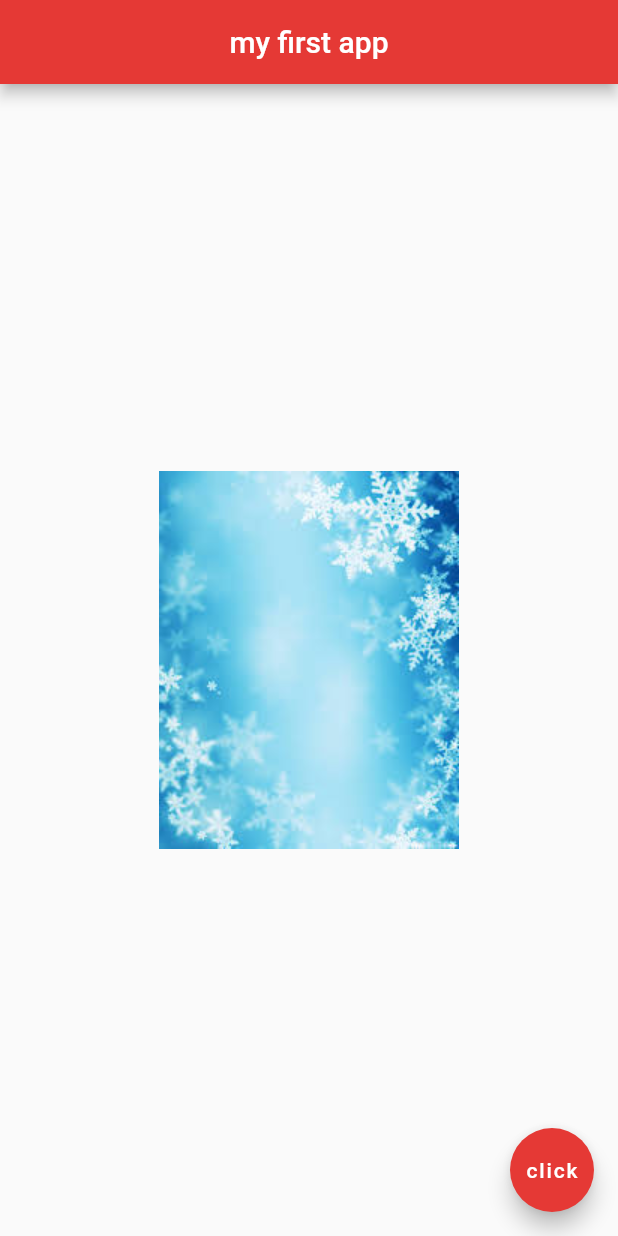
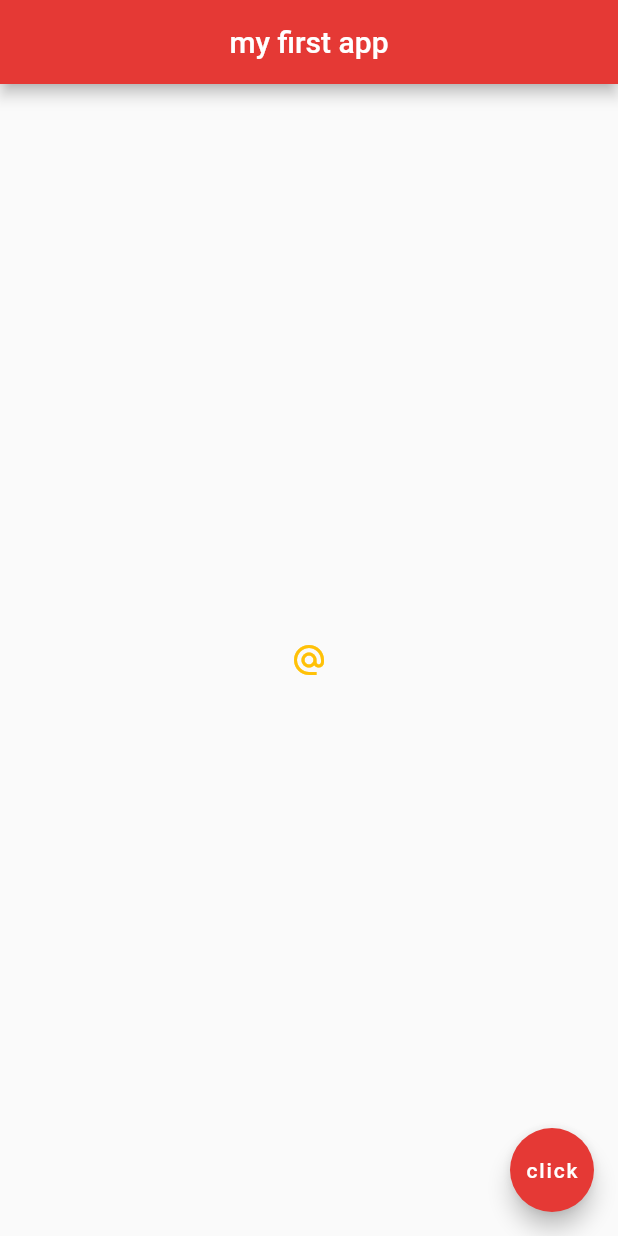
Before and after one commit to sttagami2/Flutter, a Flutter app: the screen it shows after launch, on a phone screen of 412 x 824 dp. Run offline on Flutter 3.47's test engine with Material 2 defaults, Android fonts, the phone set to English and light mode, and no system bars.

Commit message:
アイコン、ボタン実装方法

```diff
--- a/hello_rectangle/lib/main.dart
+++ b/hello_rectangle/lib/main.dart
@@ -17,9 +17,21 @@ class Home extends StatelessWidget {
         backgroundColor: Colors.red[600],
       ),
       body: Center(
-        child: Image(
-          image: AssetImage('assets/images.jpeg'),
+        child: IconButton(
+          onPressed: () {
+            print('you clicked me');
+          },
+          icon: Icon(Icons.alternate_email),
+          color: Colors.amber,
         ),
+        // child: RaisedButton.icon(
+        //   onPressed: () {},
+        //   icon: Icon(
+        //     Icons.mail
+        //   ),
+        //   label: Text('maill me'),
+        //   color: Colors.amber,
+        // ),
       ),
       floatingActionButton: FloatingActionButton(
         onPressed: () => {},
```
